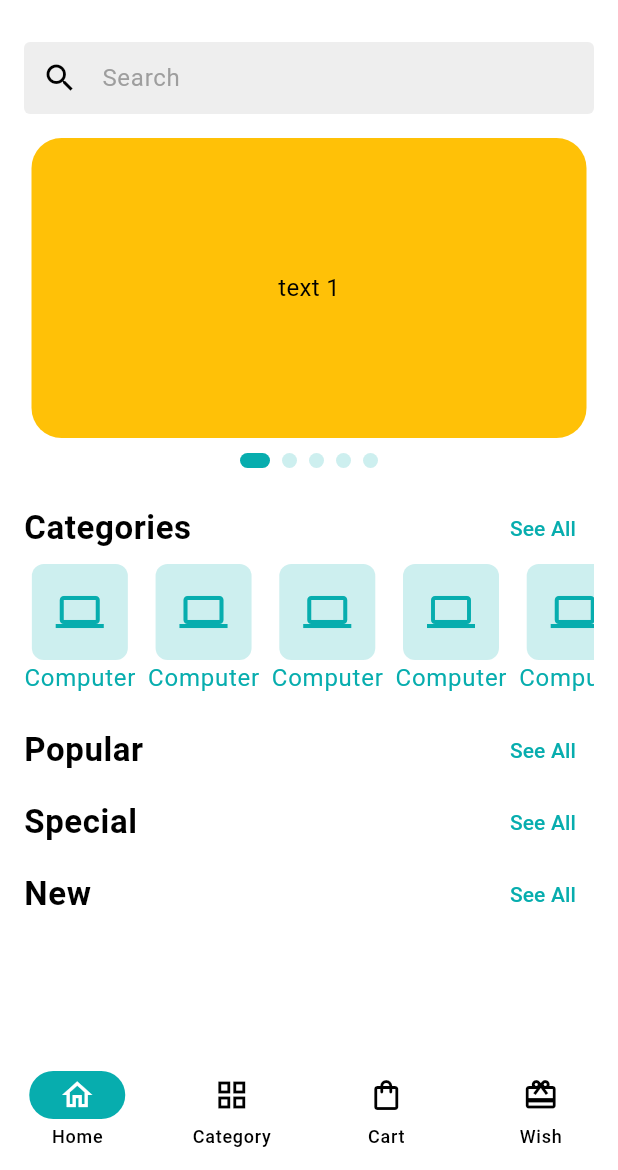
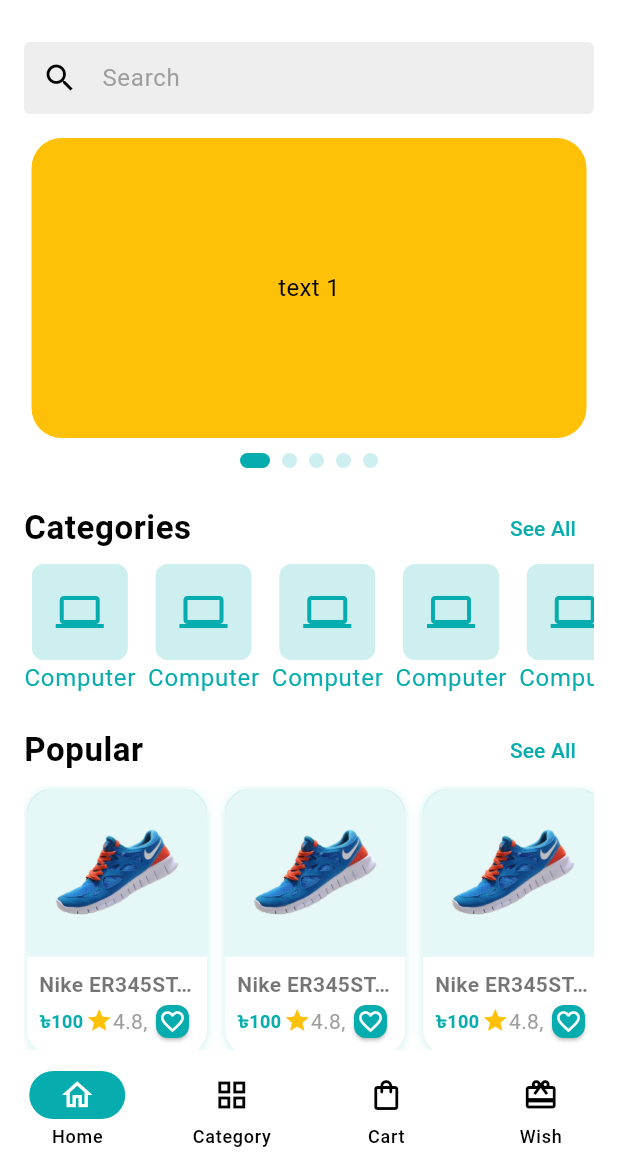
Before and after one commit to Shahzalal/crafty_bay_ceommerce, a Flutter app: the screen it shows after launch, on a phone screen of 412 x 824 dp, the part 66-1236 px from its top. Run offline on Flutter 3.47's test engine with Material 3 defaults, Android fonts, the phone set to English and light mode, and no system bars; drawn by our look-alikes of carousel_slider; our stand-ins replace email_validator, firebase_core, firebase_crashlytics, flutter_svg, get; accounts and stored records are empty.

Commit message:
Home screen ui design done

```diff
--- a/lib/app/asset_path.dart
+++ b/lib/app/asset_path.dart
@@ -4,5 +4,6 @@ class AssetPath{
   static const String _imageUrl = 'assets/images';
   static const String appLogoSvg ='$_imageUrl/logo.svg';
   static const String navAppLogoSvg ='$_imageUrl/logo_nav.svg';
+  static const String dummyNikeShoe ='$_imageUrl/shoe.png';
 
 }
--- a/lib/features/auth/ui/screens/home_screen.dart
+++ b/lib/features/auth/ui/screens/home_screen.dart
@@ -4,13 +4,13 @@ import 'package:crafty_bay_ecommerce/features/auth/ui/widgets/home_carousel_slid
 import 'package:crafty_bay_ecommerce/features/auth/ui/widgets/product_category_item.dart';
 import 'package:crafty_bay_ecommerce/features/auth/ui/widgets/product_search_bar.dart';
 import 'package:crafty_bay_ecommerce/features/common/ui/controller/main_bottom_nav_controller.dart';
+import 'package:crafty_bay_ecommerce/features/common/ui/widgets/product_card.dart';
 import 'package:flutter/material.dart';
 import 'package:flutter_svg/flutter_svg.dart';
 import 'package:get/get.dart';
 
 class HomeScreen extends StatefulWidget {
   const HomeScreen({super.key});
-
 
   @override
   State<HomeScreen> createState() => _HomeScreenState();
@@ -33,13 +33,19 @@ class _HomeScreenState extends State<HomeScreen> {
                 HomeCarouselSlider(),
                 const SizedBox(height: 16),
 
-                _buildSectionHeader(title: 'Categories', onTapApp: () {
-                  Get.find<MainBottomNavController>().moveToCategory();
-                }),
+                _buildSectionHeader(
+                  title: 'Categories',
+                  onTapApp: () {
+                    Get.find<MainBottomNavController>().moveToCategory();
+                  },
+                ),
                 _getCategoryList(),
                 _buildSectionHeader(title: 'Popular', onTapApp: () {}),
+                _getPopularProducts(),
                 _buildSectionHeader(title: 'Special', onTapApp: () {}),
+                _getSpecialProducts(),
                 _buildSectionHeader(title: 'New', onTapApp: () {}),
+                _getNewProducts(),
               ],
             ),
           ),
@@ -89,4 +95,38 @@ class _HomeScreenState extends State<HomeScreen> {
       ),
     );
   }
+
+  Widget _getPopularProducts() {
+    return SingleChildScrollView(
+      scrollDirection: Axis.horizontal,
+      child: Row(
+        spacing: 8,
+        children: [1, 2, 3, 4].map((e) => ProductCard()).toList(),
+      ),
+    );
+  }
+
+  Widget _getSpecialProducts() {
+    return SizedBox(
+      height: 185,
+      child: ListView.separated(
+        scrollDirection: Axis.horizontal,
+        itemCount: 6,
+        itemBuilder: (context, index) {
+          return ProductCard();
+        },
+        separatorBuilder: (context, index) => const SizedBox(width: 8),
+      ),
+    );
+  }
+
+  Widget _getNewProducts() {
+    return SingleChildScrollView(
+      scrollDirection: Axis.horizontal,
+      child: Row(
+        spacing: 8,
+        children: [1, 2, 3, 4, 5].map((e) => ProductCard()).toList(),
+      ),
+    );
+  }
 }
--- /dev/null
+++ b/lib/features/common/ui/widgets/product_card.dart
@@ -0,0 +1,91 @@
+import 'package:crafty_bay_ecommerce/app/app_colors.dart';
+import 'package:crafty_bay_ecommerce/app/asset_path.dart';
+import 'package:flutter/material.dart';
+
+class ProductCard extends StatelessWidget {
+  const ProductCard({super.key});
+
+  @override
+  Widget build(BuildContext context) {
+    return Container(
+      width: 120,
+      margin: EdgeInsets.all(2),
+      decoration: BoxDecoration(
+        color: Colors.white,
+        borderRadius: BorderRadius.circular(18),
+        boxShadow: [
+          BoxShadow(
+            color: AppColors.themeColor.withOpacity(0.2),
+            offset: Offset(0.0, 0.7),
+            blurRadius: 5,
+          ),
+        ],
+      ),
+      child: Column(
+        children: [
+          Container(
+            width: 120,
+            decoration: BoxDecoration(
+              color: AppColors.themeColor.withOpacity(0.1),
+              borderRadius: BorderRadius.only(
+                topLeft: Radius.circular(16),
+                topRight: Radius.circular(16),
+              ),
+            ),
+            padding: EdgeInsets.all(16),
+            child: Image.asset(AssetPath.dummyNikeShoe, height: 80),
+          ),
+          Padding(
+            padding: const EdgeInsets.all(8.0),
+            child: Column(
+              children: [
+                Text(
+                  'Nike ER345ST- New model of 2025',
+                  maxLines: 1,
+                  style: TextStyle(
+                    overflow: TextOverflow.ellipsis,
+                    color: Colors.black54,
+                    fontWeight: FontWeight.w600,
+                  ),
+                ),
+                Row(
+                  mainAxisAlignment: MainAxisAlignment.spaceBetween,
+                  children: [
+                    Text(
+                      '৳100',
+                      style: TextStyle(
+                        fontSize: 12,
+                        fontWeight: FontWeight.w600,
+                        color: AppColors.themeColor,
+                      ),
+                    ),
+                    Wrap(
+                      children: [
+                        Icon(Icons.star,size: 18, color: Colors.amber),
+                        Text('4.8,', style: TextStyle(color: Colors.grey)),
+                      ],
+                    ),
+                    Card(
+                      color: AppColors.themeColor,
+                      shape: RoundedRectangleBorder(
+                        borderRadius: BorderRadius.circular(8),
+                      ),
+                      child: Padding(
+                        padding: const EdgeInsets.all(2.0),
+                        child: Icon(
+                          Icons.favorite_border_outlined,
+                          size: 18,
+                          color: Colors.white,
+                        ),
+                      ),
+                    ),
+                  ],
+                ),
+              ],
+            ),
+          ),
+        ],
+      ),
+    );
+  }
+}
```
Also changed, not shown: assets/images/shoe.png (added).
